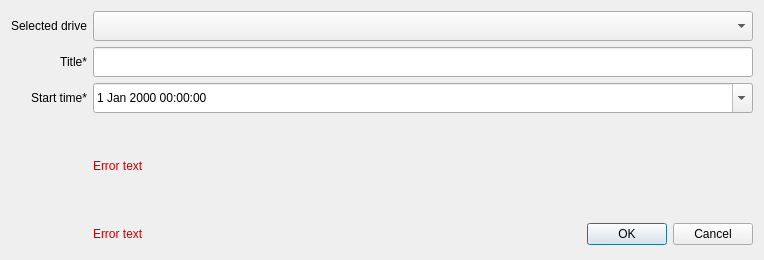
proximax-storage/cpp-xpx-storage-user-app, file UserApp/Dialogs/WizardAddStreamAnnounceDialog.ui: the form before one commit.
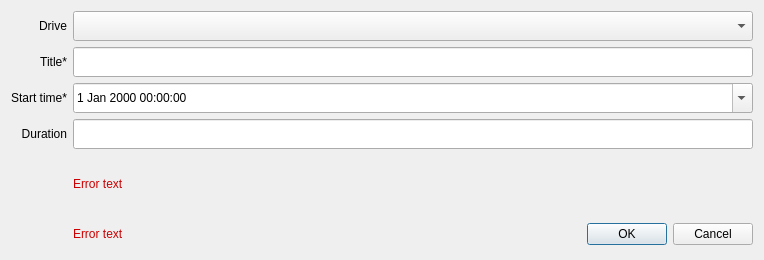
The form after the commit.

Commit message: wizard table

```diff
--- a/UserApp/Dialogs/WizardAddStreamAnnounceDialog.ui
+++ b/UserApp/Dialogs/WizardAddStreamAnnounceDialog.ui
@@ -80,7 +80,10 @@
         <bool>false</bool>
        </property>
        <property name="text">
-        <string>Selected drive</string>
+        <string>Drive</string>
+       </property>
+       <property name="alignment">
+        <set>Qt::AlignRight|Qt::AlignTrailing|Qt::AlignVCenter</set>
        </property>
       </widget>
      </item>
@@ -150,6 +153,26 @@
        </property>
       </widget>
      </item>
+     <item row="3" column="0">
+      <widget class="QLabel" name="label_2">
+       <property name="text">
+        <string>Duration</string>
+       </property>
+       <property name="alignment">
+        <set>Qt::AlignRight|Qt::AlignTrailing|Qt::AlignVCenter</set>
+       </property>
+      </widget>
+     </item>
+     <item row="3" column="1">
+      <widget class="QLineEdit" name="lineEdit">
+       <property name="minimumSize">
+        <size>
+         <width>450</width>
+         <height>30</height>
+        </size>
+       </property>
+      </widget>
+     </item>
     </layout>
    </item>
   </layout>
```
The commit also changes 5 other files.
